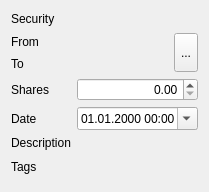
Above: src/views/ui_files/dialogs/security_transfer_dialog.ui from JakubFranek/Kapytal before the change. Below: the same form after it.
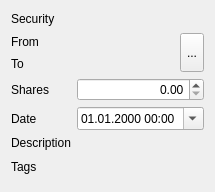
That is the form after the change.

Patch:
```diff
--- a/src/views/ui_files/dialogs/security_transfer_dialog.ui
+++ b/src/views/ui_files/dialogs/security_transfer_dialog.ui
@@ -9,7 +9,7 @@
    <rect>
     <x>0</x>
     <y>0</y>
-    <width>209</width>
+    <width>215</width>
     <height>192</height>
    </rect>
   </property>
```
Left out of the diff: 6 changed lines with no effect on the pictures.
